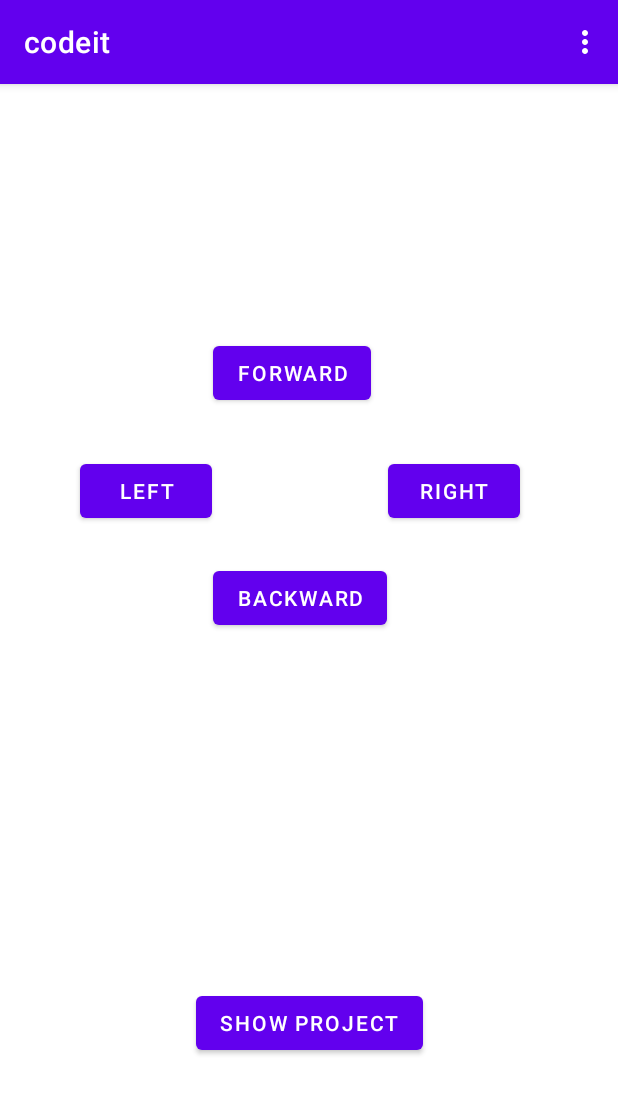
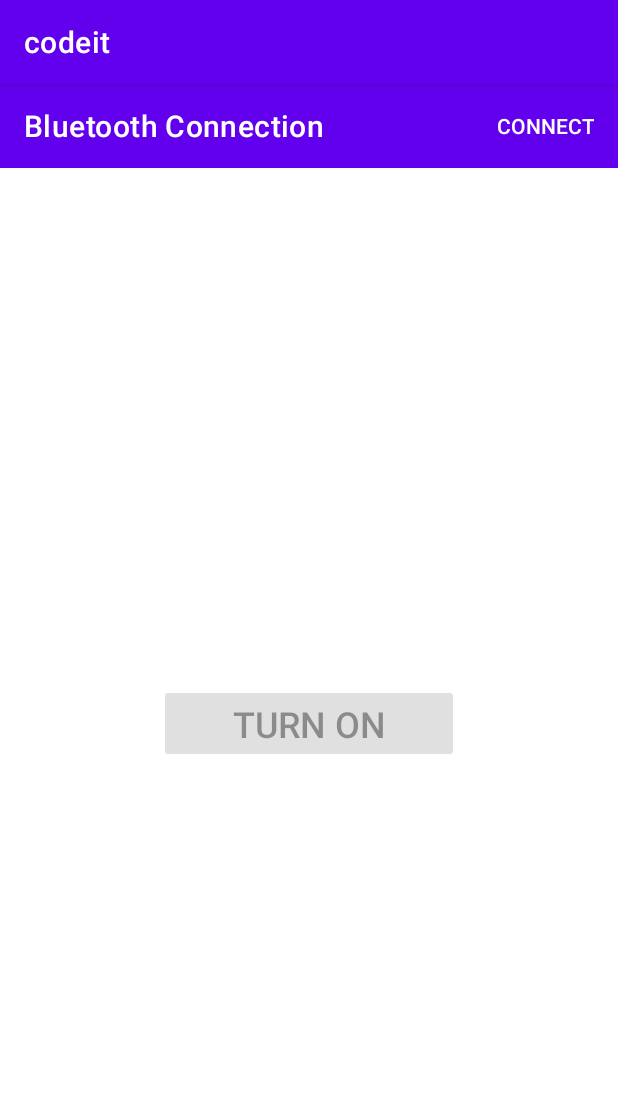
Before and after one commit to burapol-b/codeIT, an Android app: the screen it shows after launch (MainActivity before the commit, CommandControl after it), after a tap on "NEXT", on a phone screen of 412 x 824 dp. Shown: the top 1094 px of the screen. Run offline under Robolectric (Android 15) with nearby library versions, the phone set to English and light mode, and no system bars.

Commit message:
"update BluetoothConnection"

```diff
--- a/app/src/main/java/com/coe/project/codeit/CodingFragment.java
+++ b/app/src/main/java/com/coe/project/codeit/CodingFragment.java
@@ -55,7 +55,7 @@ public class CodingFragment extends Fragment {
             @Override
             public void onClick(View view) {
                 NavHostFragment.findNavController(CodingFragment.this)
-                        .navigate(R.id.action_codingFragment_to_showProjectFragment);
+                        .navigate(R.id.action_FirstFragment_to_commandControl);
             }
         });
     }
--- a/app/src/main/java/com/coe/project/codeit/FirstFragment.java
+++ b/app/src/main/java/com/coe/project/codeit/FirstFragment.java
@@ -27,7 +27,7 @@ public class FirstFragment extends Fragment {
             @Override
             public void onClick(View view) {
                 NavHostFragment.findNavController(FirstFragment.this)
-                        .navigate(R.id.action_FirstFragment_to_codingFragment);
+                        .navigate(R.id.action_FirstFragment_to_commandControl);
             }
         });
     }
--- /dev/null
+++ b/app/src/main/res/layout/activity_commandcontrol.xml
@@ -0,0 +1,75 @@
+<?xml version="1.0" encoding="utf-8"?>
+<androidx.constraintlayout.widget.ConstraintLayout xmlns:android="http://schemas.android.com/apk/res/android"
+    xmlns:app="http://schemas.android.com/apk/res-auto"
+    xmlns:tools="http://schemas.android.com/tools"
+    android:id="@+id/constrainLayout"
+    android:layout_width="match_parent"
+    android:layout_height="match_parent"
+    android:background="@android:color/background_light"
+    tools:context=".BluetoothConnection.CommandControl">
+
+    <androidx.appcompat.widget.Toolbar
+        android:id="@+id/toolbar"
+        android:layout_width="match_parent"
+        android:layout_height="wrap_content"
+        android:background="?attr/colorPrimary"
+        android:minHeight="?attr/actionBarSize"
+        android:theme="?attr/actionBarTheme"
+        app:layout_constraintEnd_toEndOf="parent"
+        app:layout_constraintStart_toStartOf="parent"
+        app:layout_constraintTop_toTopOf="parent"
+        app:subtitleTextColor="@android:color/background_light"
+        app:title="Bluetooth Connection"
+        app:titleTextColor="@android:color/background_light" />
+
+    <Button
+        android:id="@+id/buttonConnect"
+        style="@style/Widget.AppCompat.Button.Borderless"
+        android:layout_width="wrap_content"
+        android:layout_height="wrap_content"
+        android:text="Connect"
+        android:textColor="@android:color/background_light"
+        app:layout_constraintBottom_toBottomOf="@+id/toolbar"
+        app:layout_constraintEnd_toEndOf="@+id/toolbar"
+        app:layout_constraintTop_toTopOf="@+id/toolbar" />
+
+    <Button
+        android:id="@+id/buttonToggle"
+        style="@style/Widget.AppCompat.Button.Colored"
+        android:layout_width="200dp"
+        android:layout_height="wrap_content"
+        android:layout_marginTop="400dp"
+        android:text="Turn On"
+        android:textSize="24sp"
+        app:layout_constraintEnd_toEndOf="parent"
+        app:layout_constraintHorizontal_bias="0.5"
+        app:layout_constraintStart_toStartOf="parent"
+        app:layout_constraintTop_toTopOf="parent" />
+
+    <ProgressBar
+        android:id="@+id/progressBar"
+        style="?android:attr/progressBarStyle"
+        android:layout_width="wrap_content"
+        android:layout_height="wrap_content"
+        app:layout_constraintBottom_toBottomOf="parent"
+        app:layout_constraintEnd_toEndOf="parent"
+        app:layout_constraintHorizontal_bias="0.5"
+        app:layout_constraintStart_toStartOf="parent"
+        app:layout_constraintTop_toTopOf="parent" />
+
+    <TextView
+        android:id="@+id/textViewInfo"
+        android:layout_width="0dp"
+        android:layout_height="wrap_content"
+        android:layout_marginStart="16dp"
+        android:layout_marginTop="16dp"
+        android:layout_marginEnd="16dp"
+        android:gravity="center"
+        android:textStyle="italic"
+        app:layout_constraintEnd_toEndOf="parent"
+        app:layout_constraintHorizontal_bias="0.5"
+        app:layout_constraintStart_toStartOf="parent"
+        app:layout_constraintTop_toBottomOf="@+id/buttonToggle" />
+
+
+</androidx.constraintlayout.widget.ConstraintLayout>
--- a/app/src/main/res/navigation/nav_graph.xml
+++ b/app/src/main/res/navigation/nav_graph.xml
@@ -11,28 +11,13 @@
         android:label="@string/first_fragment_label"
         tools:layout="@layout/fragment_first">
         <action
-            android:id="@+id/action_FirstFragment_to_codingFragment"
-            app:destination="@id/codingFragment" />
+            android:id="@+id/action_FirstFragment_to_commandControl"
+            app:destination="@id/commandControl" />
     </fragment>
-
-    <fragment
-        android:id="@+id/codingFragment"
-        android:name="com.coe.project.codeit.CodingFragment"
-        android:label="CodingPage"
-        tools:layout="@layout/CodingPage" >
-        <action
-            android:id="@+id/action_codingFragment_to_showProjectFragment"
-            app:destination="@id/showProjectFragment" />
-    </fragment>
-
-    <fragment
-        android:id="@+id/showProjectFragment"
-        android:name="com.coe.project.codeit.ShowProjectFragment"
-        android:label="ShowProjectPage"
-        tools:layout="@layout/ShowProjectPage" >
-        <action
-            android:id="@+id/action_showProjectFragment_to_FirstFragment"
-            app:destination="@id/FirstFragment" />
-    </fragment>
+    <activity
+        android:id="@+id/commandControl"
+        android:name="com.coe.project.codeit.BluetoothConnection.CommandControl"
+        android:label="activity_commandcontrol"
+        tools:layout="@layout/activity_commandcontrol" />
 
 </navigation>
```
Also changed, not shown: app/src/main/AndroidManifest.xml (+7 -0 lines), app/src/main/java/com/coe/project/codeit/BluetoothConnection/CommandControl.java (added, +283 -0 lines), app/src/main/java/com/coe/project/codeit/BluetoothConnection/DeviceInfoModel.java (added, +18 -0 lines), app/src/main/java/com/coe/project/codeit/BluetoothConnection/DeviceListAdapter.java (added, +73 -0 lines), app/src/main/java/com/coe/project/codeit/BluetoothConnection/SelectDeviceActivity.java (added, +61 -0 lines), app/src/main/res/layout/activity_select_device.xml (added, +16 -0 lines), app/src/main/res/layout/device_info_layout.xml (added, +44 -0 lines), app/src/main/res/values/colors.xml (+8 -0 lines), 3 other files.
